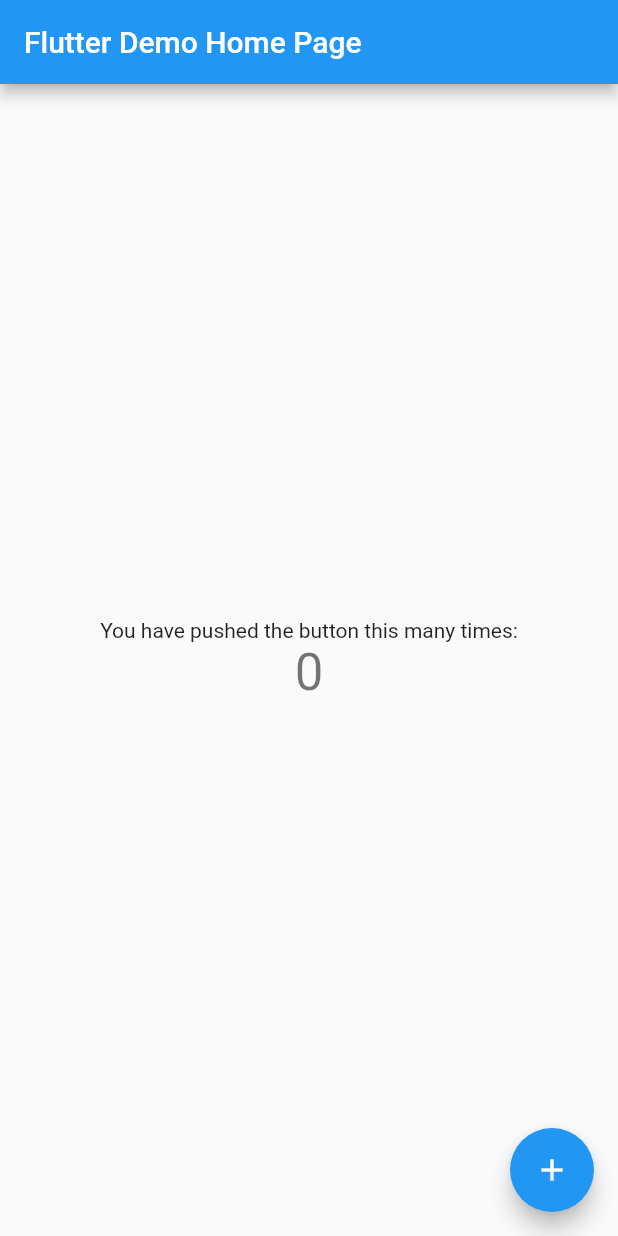
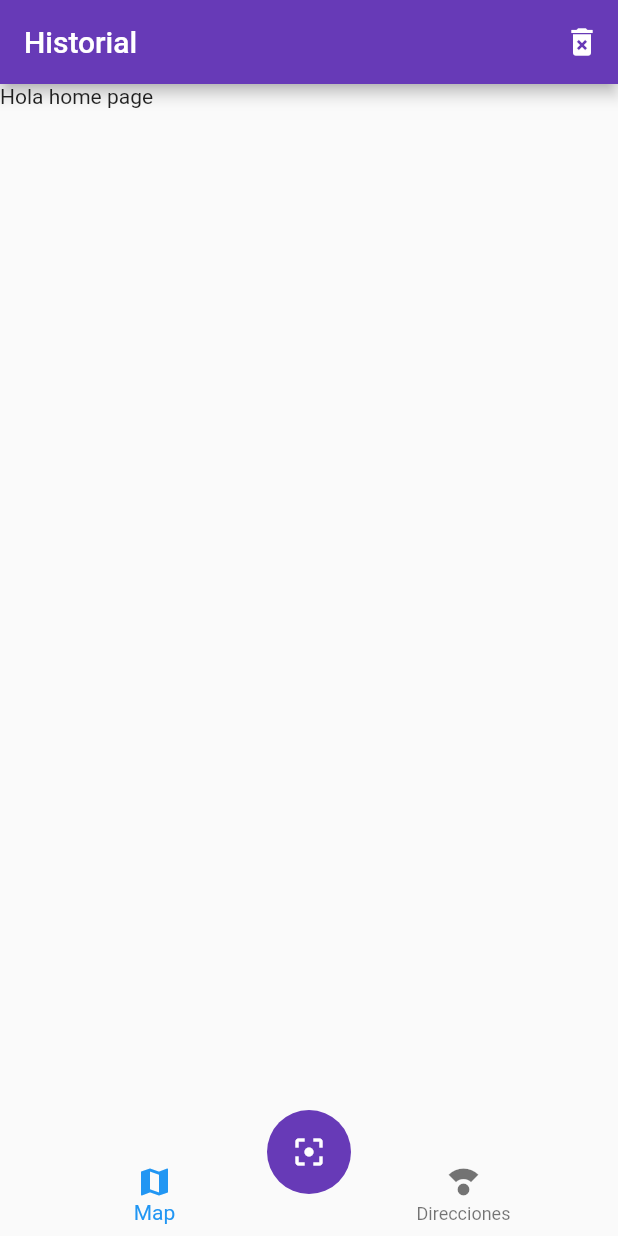
Before and after one commit to JohnEstebanAP/qr_scaner, a Flutter app: the screen it shows after launch, on a phone screen of 412 x 824 dp. Run offline on Flutter 3.47's test engine with Material 2 defaults, Android fonts, the phone set to English and light mode, and no system bars.

Commit message:
parte grafica estable

```diff
--- a/lib/main.dart
+++ b/lib/main.dart
@@ -1,115 +1,40 @@
 import 'package:flutter/material.dart';
+import 'package:provider/provider.dart';
+import 'package:qr_scaner/src/pages/home_page.dart';
+import 'package:qr_scaner/src/pages/mapa_page.dart';
+import 'package:qr_scaner/src/providers/ui_provider.dart';
 
-void main() {
-  runApp(const MyApp());
-}
+
+void main() => runApp(MyApp());
 
 class MyApp extends StatelessWidget {
-  const MyApp({super.key});
-
-  // This widget is the root of your application.
   @override
   Widget build(BuildContext context) {
-    return MaterialApp(
-      title: 'Flutter Demo',
-      theme: ThemeData(
-        // This is the theme of your application.
-        //
-        // Try running your application with "flutter run". You'll see the
-        // application has a blue toolbar. Then, without quitting the app, try
-        // changing the primarySwatch below to Colors.green and then invoke
-        // "hot reload" (press "r" in the console where you ran "flutter run",
-        // or simply save your changes to "hot reload" in a Flutter IDE).
-        // Notice that the counter didn't reset back to zero; the application
-        // is not restarted.
-        primarySwatch: Colors.blue,
+    var colorPrimari = Colors.deepPurple;
+    return MultiProvider(
+      providers: [
+        ChangeNotifierProvider(create: (_)=> new UiProvider()),
+      ],
+      child: MaterialApp(
+        debugShowCheckedModeBanner: false,
+        title: 'QR Reader',
+        initialRoute: 'home',
+        routes: {
+          'home': (_) => HomePage(),
+          'mapa': (_) => MapaPage(),
+        },
+        theme: ThemeData.light().copyWith(
+            primaryColor: colorPrimari,
+            backgroundColor: colorPrimari ,
+            appBarTheme: AppBarTheme(
+                backgroundColor: colorPrimari
+            ),
+            navigationBarTheme:
+            NavigationBarThemeData(backgroundColor: colorPrimari),
+            floatingActionButtonTheme: FloatingActionButtonThemeData(
+                backgroundColor: colorPrimari)
+        ),
       ),
-      home: const MyHomePage(title: 'Flutter Demo Home Page'),
     );
   }
 }
-
-class MyHomePage extends StatefulWidget {
-  const MyHomePage({super.key, required this.title});
-
-  // This widget is the home page of your application. It is stateful, meaning
-  // that it has a State object (defined below) that contains fields that affect
-  // how it looks.
-
-  // This class is the configuration for the state. It holds the values (in this
-  // case the title) provided by the parent (in this case the App widget) and
-  // used by the build method of the State. Fields in a Widget subclass are
-  // always marked "final".
-
-  final String title;
-
-  @override
-  State<MyHomePage> createState() => _MyHomePageState();
-}
-
-class _MyHomePageState extends State<MyHomePage> {
-  int _counter = 0;
-
-  void _incrementCounter() {
-    setState(() {
-      // This call to setState tells the Flutter framework that something has
-      // changed in this State, which causes it to rerun the build method below
-      // so that the display can reflect the updated values. If we changed
-      // _counter without calling setState(), then the build method would not be
-      // called again, and so nothing would appear to happen.
-      _counter++;
-    });
-  }
-
-  @override
-  Widget build(BuildContext context) {
-    // This method is rerun every time setState is called, for instance as done
-    // by the _incrementCounter method above.
-    //
-    // The Flutter framework has been optimized to make rerunning build methods
-    // fast, so that you can just rebuild anything that needs updating rather
-    // than having to individually change instances of widgets.
-    return Scaffold(
-      appBar: AppBar(
-        // Here we take the value from the MyHomePage object that was created by
-        // the App.build method, and use it to set our appbar title.
-        title: Text(widget.title),
-      ),
-      body: Center(
-        // Center is a layout widget. It takes a single child and positions it
-        // in the middle of the parent.
-        child: Column(
-          // Column is also a layout widget. It takes a list of children and
-          // arranges them vertically. By default, it sizes itself to fit its
-          // children horizontally, and tries to be as tall as its parent.
-          //
-          // Invoke "debug painting" (press "p" in the console, choose the
-          // "Toggle Debug Paint" action from the Flutter Inspector in Android
-          // Studio, or the "Toggle Debug Paint" command in Visual Studio Code)
-          // to see the wireframe for each widget.
-          //
-          // Column has various properties to control how it sizes itself and
-          // how it positions its children. Here we use mainAxisAlignment to
-          // center the children vertically; the main axis here is the vertical
-          // axis because Columns are vertical (the cross axis would be
-          // horizontal).
-          mainAxisAlignment: MainAxisAlignment.center,
-          children: <Widget>[
-            const Text(
-              'You have pushed the button this many times:',
-            ),
-            Text(
-              '$_counter',
-              style: Theme.of(context).textTheme.headline4,
-            ),
-          ],
-        ),
-      ),
-      floatingActionButton: FloatingActionButton(
-        onPressed: _incrementCounter,
-        tooltip: 'Increment',
-        child: const Icon(Icons.add),
-      ), // This trailing comma makes auto-formatting nicer for build methods.
-    );
-  }
-}
--- /dev/null
+++ b/lib/src/pages/home_page.dart
@@ -0,0 +1,60 @@
+import 'package:flutter/material.dart';
+
+import '../widgets/custom_navigatorbar.dart';
+import '../widgets/scan_buttom.dart';/*
+import 'package:provider/provider.dart';
+import 'package:qr_reader/src/pages/derecciones_page.dart';
+import 'package:qr_reader/src/pages/mapas_page.dart';
+import 'package:qr_reader/src/providers/ui_provider.dart';
+import 'package:qr_reader/src/widgets/custom_navigatorbar.dart';
+import 'package:qr_reader/src/widgets/scan_buttom.dart';
+*/
+class HomePage extends StatelessWidget {
+  const HomePage({Key? key}) : super(key: key);
+
+  @override
+  Widget build(BuildContext context) {
+    return Scaffold(
+      appBar: AppBar(
+        title: Text('Historial'),
+        actions: [
+          IconButton(
+              onPressed: (){},
+              icon: Icon(Icons.delete_forever))
+        ],
+      ),
+      body: Text('Hola home page'),//_HomePageBody(),
+
+      bottomNavigationBar: CustomNavigatorBar(),
+      floatingActionButton: ScanButtom(),
+      floatingActionButtonLocation: FloatingActionButtonLocation.centerDocked,
+
+    );
+  }
+}
+/*
+class _HomePageBody extends StatelessWidget {
+  const _HomePageBody({Key? key}) : super(key: key);
+  @override
+  Widget build(BuildContext context) {
+
+    //obtener el selected menu opt
+    final uiProvider = Provider.of<UiProvider>(context);
+
+    //TODO: Temporal leer la base de datos
+    //DBProvider.db.database;
+
+    //option seleted
+    int currentIndex = uiProvider.selectedMenuOpt;
+
+    switch( currentIndex){
+      case 0:
+        return const Mapaspage();
+      case 1:
+        return const DireccionesPage();
+      default:
+        return const Mapaspage();
+    }
+  }
+}
+*/
--- /dev/null
+++ b/lib/src/providers/ui_provider.dart
@@ -0,0 +1,14 @@
+import 'package:flutter/material.dart';
+
+class UiProvider extends ChangeNotifier{
+ int _selectedMenuOpt = 0;
+
+  int get selectedMenuOpt{
+    return _selectedMenuOpt;
+  }
+
+  set selectedMenuOpt(int option  ){
+    _selectedMenuOpt = option;
+    notifyListeners();
+  }
+}
--- /dev/null
+++ b/lib/src/widgets/custom_navigatorbar.dart
@@ -0,0 +1,26 @@
+import 'package:flutter/material.dart';
+import 'package:provider/provider.dart';
+
+import '../providers/ui_provider.dart';
+
+class CustomNavigatorBar extends StatelessWidget {
+  const CustomNavigatorBar({Key? key}) : super(key: key);
+
+  @override
+  Widget build(BuildContext context) {
+
+    final uiProvider = Provider.of<UiProvider>(context, listen: false);
+    int currentIndex = uiProvider.selectedMenuOpt;
+
+    return BottomNavigationBar(
+      onTap: (int i) => uiProvider.selectedMenuOpt = i,
+      currentIndex: currentIndex,
+      elevation: 0,
+      items: const <BottomNavigationBarItem>[
+        BottomNavigationBarItem(icon: Icon(Icons.map), label: 'Map'),
+        BottomNavigationBarItem(
+            icon: Icon(Icons.compass_calibration), label: 'Direcciones'),
+      ],
+    );
+  }
+}
--- /dev/null
+++ b/lib/src/widgets/scan_buttom.dart
@@ -0,0 +1,18 @@
+import 'package:flutter/material.dart';
+//import 'package:flutter_barcode_scanner/flutter_barcode_scanner.dart';
+
+class ScanButtom extends StatelessWidget {
+  const ScanButtom({Key? key}) : super(key: key);
+
+  @override
+  Widget build(BuildContext context) {
+    return FloatingActionButton(
+      elevation: 0,
+      child: const Icon(Icons.filter_center_focus),
+      onPressed: () async{
+       // String barcodeScanRes = await FlutterBarcodeScanner.scanBarcode('#3D8BEF', 'Canselar', false, ScanMode.QR);
+       // print(barcodeScanRes);
+      },
+    );
+  }
+}
--- a/pubspec.yaml
+++ b/pubspec.yaml
@@ -36,6 +36,7 @@ dependencies:
   # The following adds the Cupertino Icons font to your application.
   # Use with the CupertinoIcons class for iOS style icons.
   cupertino_icons: ^1.0.2
+  provider: ^6.0.3
 
 dev_dependencies:
   flutter_test:
```
Also changed, not shown: lib/src/pages/mapa_page.dart (added, +10 -0 lines), lib/src/pages/mapas_page.dart (added, +12 -0 lines), pubspec.lock.
